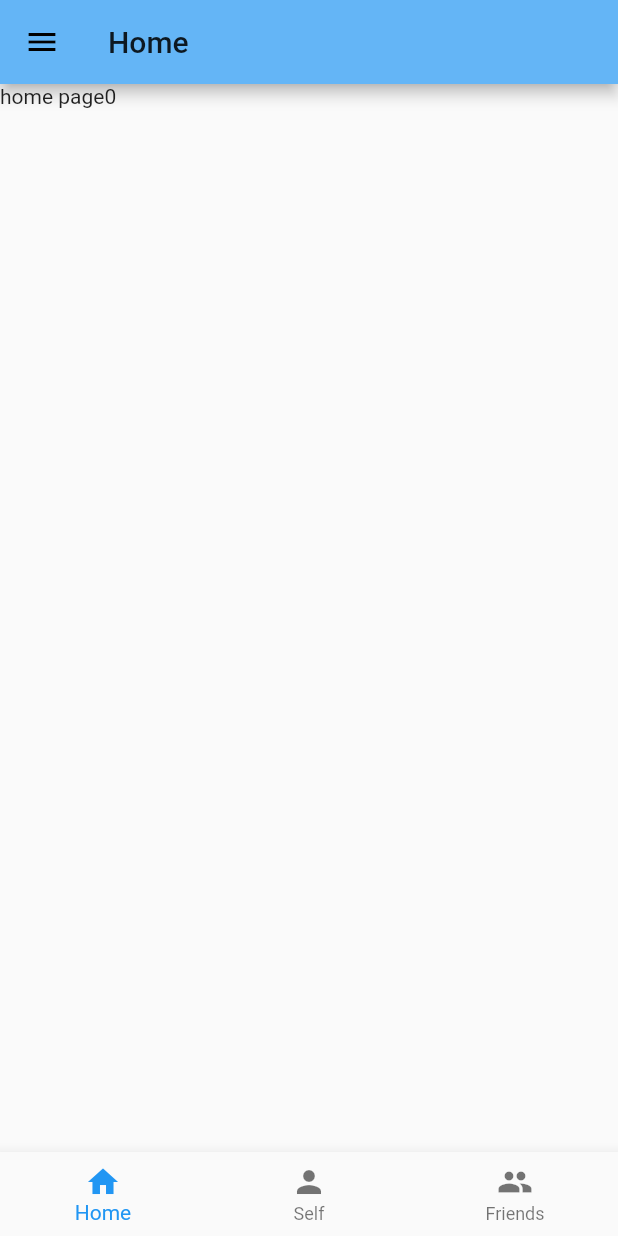
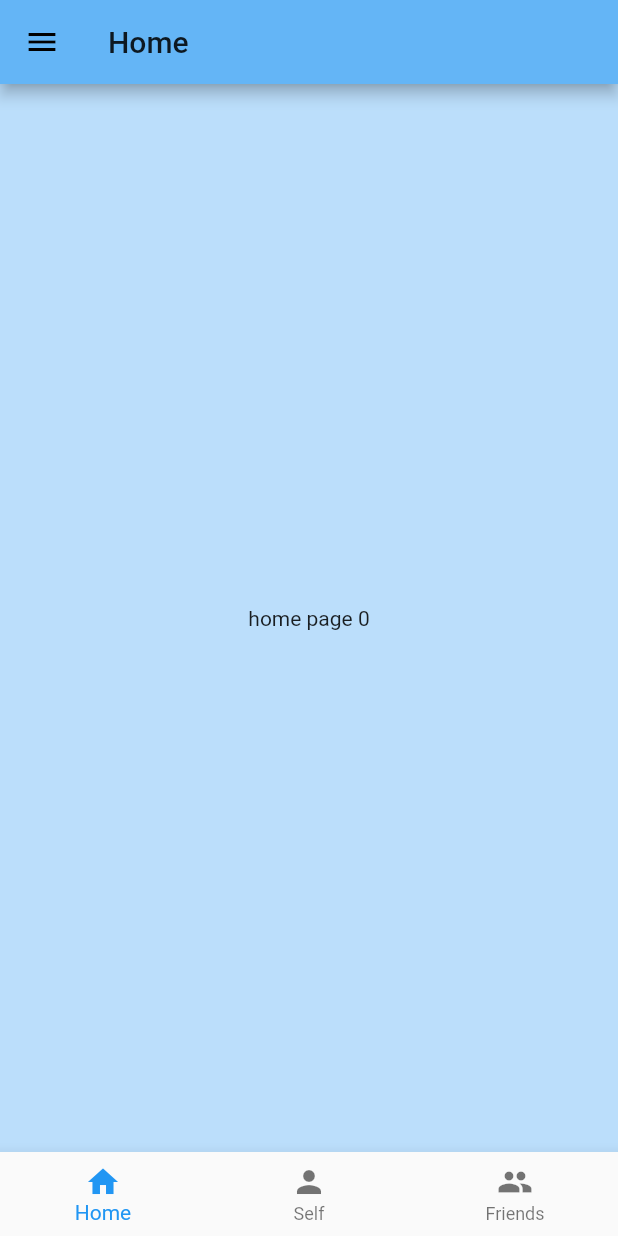
Before and after one commit to nchendev/casa, a Flutter app: the screen it shows after launch, on a phone screen of 412 x 824 dp. Run offline on Flutter 3.47's test engine with Material 2 defaults, Android fonts, the phone set to English and light mode, and no system bars.

Commit message:
finished basic outlines of and navigation in between every screen except for widget specific ones

```diff
--- a/lib/main.dart
+++ b/lib/main.dart
@@ -4,8 +4,10 @@ import 'package:lowkey/screens/welcome.dart';
 import 'package:lowkey/screens/friends.dart';
 import 'package:lowkey/screens/home.dart';
 import 'package:lowkey/screens/self.dart';
-import 'package:lowkey/widgets/sidebar.dart';
-import 'package:lowkey/widgets/bottomNavbar.dart';
+import 'package:lowkey/screens/sidebar.dart';
+import 'package:lowkey/screens/shop.dart';
+import 'package:lowkey/screens/about.dart';
+import 'package:lowkey/screens/settings.dart';
 
 void main() => runApp(MyApp());
 
@@ -26,44 +28,196 @@ class Router extends StatefulWidget {
 }
 
 class _RouterState extends State<Router> {
-  int _selectedIndex = 0;
-  List _title = ["Home", "Self", "Friends"];
-  final PageController _pageController = PageController();
+  // shared variables
+  String _title = "Home";
+  List _titles = ["Home", "Self", "Friends"];
+
+  // pageview body variables
+  int _selectedPageviewIndex = 0;
+  PageController _pageController = PageController();
+
+  // misc screens body variables
+
+  // pageview body widget
+  String _selectedBody = "main";
+  Widget _buildBody() {
+    switch (_selectedBody) {
+      case "main":
+        _pageController = PageController(initialPage: _selectedPageviewIndex);
+
+        return PageView(
+          controller: _pageController,
+          children: <Widget>[
+            Home(
+              selectedTab: _selectedPageviewIndex,
+            ),
+            Self(
+              selectedTab: _selectedPageviewIndex,
+            ),
+            Friends(
+              selectedTab: _selectedPageviewIndex,
+            ),
+          ],
+          onPageChanged: (page) {
+            setState(() {
+              _selectedPageviewIndex = page;
+              _title = _titles[_selectedPageviewIndex];
+            });
+          },
+        );
+      case "Shop!":
+        return Shop();
+      case "About":
+        return About();
+      case "Settings":
+        return Settings();
+    }
+  }
 
   void _onTapBottomNavbar(int value) {
     setState(() {
-      _selectedIndex = value;
+      _selectedPageviewIndex = value;
+    });
+    setState(() {
+      _selectedBody = "main";
+    });
+    setState(() {
+      _title = _titles[_selectedPageviewIndex];
     });
     _pageController.jumpToPage(value);
   }
 
-  @override
-  Widget build(BuildContext context) {
-    return Scaffold(
-      appBar: AppBar(
-        title: Text(_title[_selectedIndex]),
+  List<Widget> _buildModules(List modules) {
+    List<Widget> list = new List<Widget>();
+    for (var i = 0; i < modules.length; i++) {
+      list.add(new ListTile(
+        title: Text(modules[i]['title']),
+        onTap: () {
+          // change route to module[i].path
+        },
+      ));
+    }
+    return list;
+  }
+
+  Widget _buildTile({IconData icon, String tileTitle}) {
+    return ListTile(
+      title: Row(
+        children: <Widget>[
+          Icon(icon),
+          Padding(
+            padding: EdgeInsets.only(left: 8.0),
+            child: Text(tileTitle),
+          )
+        ],
       ),
-      body: PageView(
-        controller: _pageController,
+      onTap: () {
+        setState(() {
+          _selectedBody = tileTitle;
+          _title = tileTitle;
+        });
+      }, // navigator routi,
+    );
+  }
+
+  ExpansionTile _buildExpansionTile(
+      {IconData icon, String tileTitle, List modules}) {
+    return ExpansionTile(
+      title: Row(children: <Widget>[
+        Icon(icon),
+        Padding(
+          padding: EdgeInsets.only(left: 8.0),
+          child: Text(tileTitle),
+        )
+      ]),
       children: <Widget>[
-          Home(
-            selectedTab: _selectedIndex,
+        Padding(
+          padding: const EdgeInsets.symmetric(horizontal: 16.0),
+          child: Align(
+            alignment: Alignment.topLeft,
+            child: Column(
+              mainAxisSize: MainAxisSize.min,
+              children: _buildModules(modules),
             ),
-          Self(
-            selectedTab: _selectedIndex,
           ),
-          Friends(
-            selectedTab: _selectedIndex,
         ),
       ],
-        onPageChanged: (page) {
-          setState(() {
-            _selectedIndex = page;
-          });
-        },
+    );
+  }
+
+  Drawer _buildDrawer() {
+    return Drawer(
+      child: Column(
+        children: <Widget>[
+          Expanded(
+            child: ListView(
+              children: <Widget>[
+                DrawerHeader(
+                  child: Text(
+                    "lowkey",
+                    style: TextStyle(
+                      color: Colors.white,
                     ),
-      drawer: Sidebar(),
-      bottomNavigationBar: BottomNavigationBar(
+                  ),
+                  decoration: BoxDecoration(
+                    color: Colors.blue[300],
+                  ),
+                )
+              ],
+            ),
+          ),
+          Expanded(
+            flex: 3,
+            child: ListView(
+              // Important: Remove any padding from the ListView.
+              padding: EdgeInsets.zero,
+              children: <Widget>[
+                // Home Widgets
+                _buildExpansionTile(
+                    icon: Icons.home,
+                    tileTitle: "Home Modules",
+                    modules: homeModules),
+                // Self Widgets
+                _buildExpansionTile(
+                    icon: Icons.person,
+                    tileTitle: "Self Modules",
+                    modules: selfModules),
+
+                // Friends Widgets
+                _buildExpansionTile(
+                    icon: Icons.people,
+                    tileTitle: "Friends Modules",
+                    modules: friendsModules),
+              ],
+            ),
+          ),
+          Divider(),
+          Expanded(
+            child: ListView(
+              padding: EdgeInsets.zero,
+              children: <Widget>[
+                _buildTile(
+                  icon: Icons.shopping_cart,
+                  tileTitle: 'Shop!',
+                ),
+                _buildTile(
+                  icon: Icons.info,
+                  tileTitle: 'About',
+                ),
+                _buildTile(
+                  icon: Icons.settings,
+                  tileTitle: 'Settings',
+                ),
+              ],
+            ),
+          )
+        ],
+      ),
+    );
+  }
+
+  BottomNavigationBar _buildBottomNavigationBar() {
+    return BottomNavigationBar(
       items: [
         BottomNavigationBarItem(
           icon: Icon(Icons.home),
@@ -79,8 +233,18 @@ class _RouterState extends State<Router> {
         )
       ],
       onTap: _onTapBottomNavbar,
-        currentIndex: _selectedIndex,
-      ),
+      currentIndex: _selectedPageviewIndex,
     );
   }
+
+  @override
+  Widget build(BuildContext context) {
+    return Scaffold(
+        appBar: AppBar(
+          title: Text(_title),
+        ),
+        body: _buildBody(),
+        drawer: _buildDrawer(),
+        bottomNavigationBar: _buildBottomNavigationBar());
   }
+}
--- a/lib/screens/friends.dart
+++ b/lib/screens/friends.dart
@@ -13,7 +13,10 @@ class _FriendsState extends State<Friends> {
   @override
   Widget build(BuildContext context) {
     return Scaffold(
-      body: Text("friends page" + widget.selectedTab.toString()),
+      backgroundColor: Colors.green[100],
+      body: Center(
+        child: Text("friends page " + widget.selectedTab.toString()),
+      ),
     );
   }
 }
--- a/lib/screens/home.dart
+++ b/lib/screens/home.dart
@@ -13,7 +13,10 @@ class _HomeState extends State<Home> {
   @override
   Widget build(BuildContext context) {
     return Scaffold(
-      body: Text("home page" + widget.selectedTab.toString()),
+      backgroundColor: Colors.blue[100],
+      body: Center(
+        child: Text("home page " + widget.selectedTab.toString()),
+      ),
     );
   }
 }
--- a/lib/screens/self.dart
+++ b/lib/screens/self.dart
@@ -13,7 +13,10 @@ class _SelfState extends State<Self> {
   @override
   Widget build(BuildContext context) {
     return Scaffold(
-      body: Text("self page" + widget.selectedTab.toString()),
+      backgroundColor: Colors.orange[100],
+      body: Center(
+        child: Text("self page " + widget.selectedTab.toString()),
+      ),
     );
   }
 }
```
Also changed, not shown: lib/screens/about.dart (added, +20 -0 lines), lib/screens/login.dart (deleted, +0 -16 lines), lib/screens/register.dart (deleted, +0 -15 lines), lib/screens/settings.dart (added, +20 -0 lines), lib/screens/shop.dart (added, +20 -0 lines), lib/screens/sidebar.dart (renamed from lib/widgets/sidebar.dart, +14 -3 lines). Lines whose indentation alone changed are shown as unchanged.
